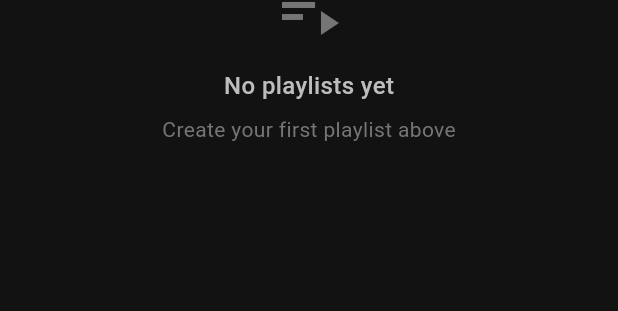
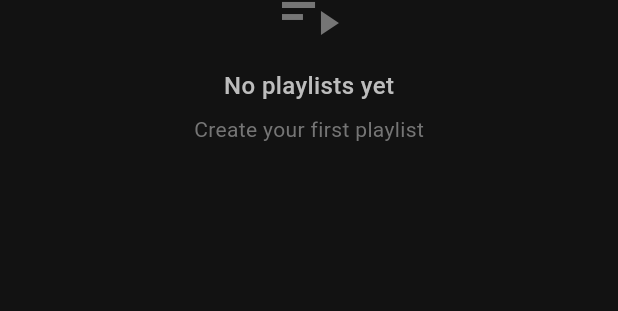
Before and after one commit to manu123321/MyMusic, a Flutter app: the AddToPlaylistSheet widget shown alone on an empty page, opened directly with empty values, on a phone screen of 412 x 824 dp. Shown: the part 468-779 px from the top of the screen. Run offline on Flutter 3.47's test engine with Material 3 defaults, Android fonts, the phone set to English and light mode, and no system bars; our stand-ins replace audio_service, connectivity_plus, file_picker, flutter_riverpod, hive, hive_flutter and 4 more; missing offline and left inert: audio_metadata_reader, audio_session; accounts and stored records are empty; statements that could not run were skipped.

```diff
--- a/lib/widgets/add_to_playlist_sheet.dart
+++ b/lib/widgets/add_to_playlist_sheet.dart
@@ -312,7 +312,7 @@ class _AddToPlaylistSheetState extends ConsumerState<AddToPlaylistSheet> {
             ),
             const SizedBox(height: 8),
             Text(
-              'Create your first playlist above',
+              'Create your first playlist',
               style: TextStyle(
                 color: Colors.grey[600],
                 fontSize: 14,
--- a/lib/widgets/song_list_tile.dart
+++ b/lib/widgets/song_list_tile.dart
@@ -405,7 +405,7 @@ class _SongListTileState extends ConsumerState<SongListTile>
               },
             ),
             _buildOptionTile(
-              icon: Icons.delete_outline,
+              icon: Icons.remove_circle_outline,
               title: 'Remove from library',
               onTap: () {
                 Navigator.pop(context);
```
Also changed, not shown: lib/screens/create_playlist_screen.dart (+13 -3 lines).
